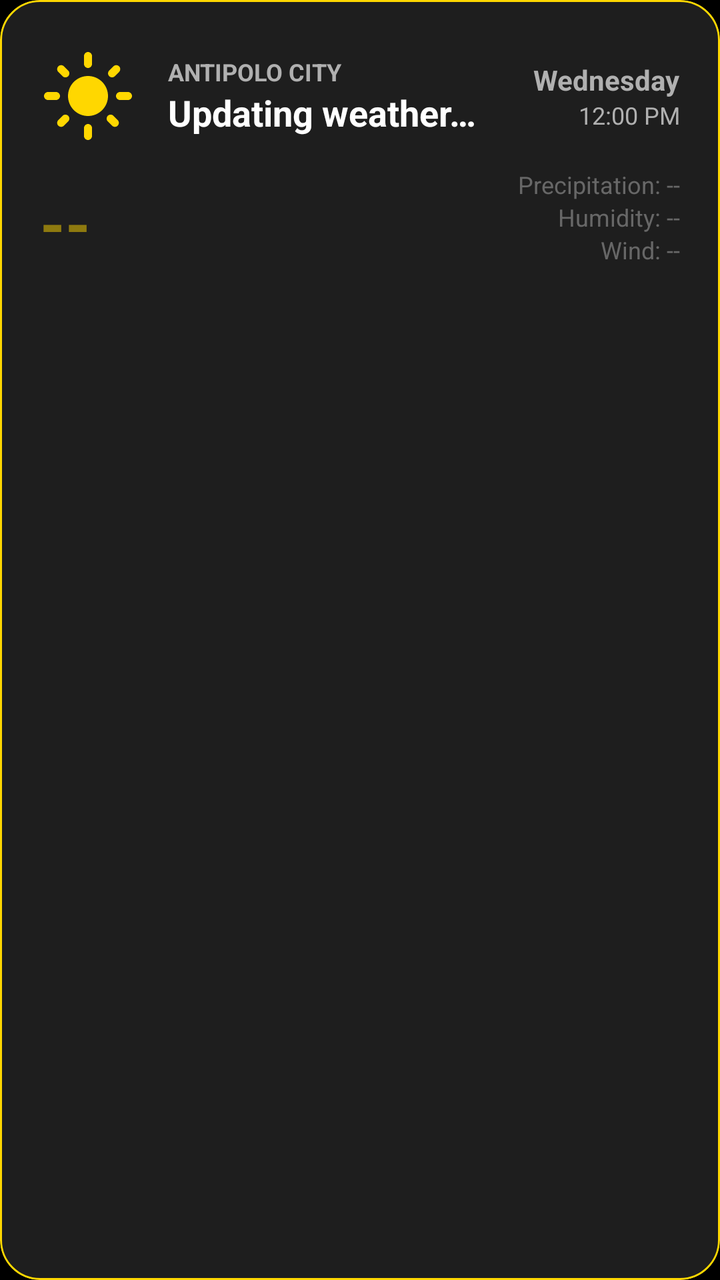
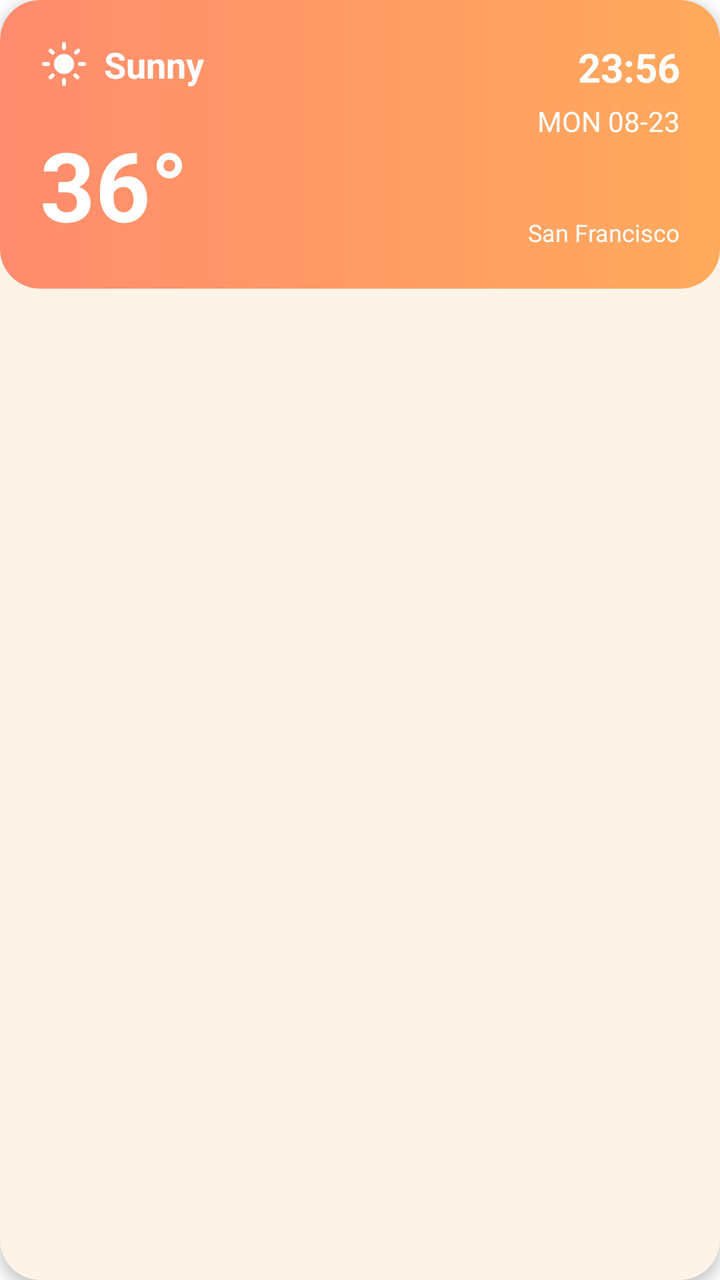

The first picture is an Android layout as it rendered before a commit; the second is the same layout after the commit. The layout source and the unified diff follow.
<!-- AndroidManifest.xml: application theme Theme.Resilio -->
<!-- res/layout/include_card_weather.xml -->
<?xml version="1.0" encoding="utf-8"?>
<com.google.android.material.card.MaterialCardView xmlns:android="http://schemas.android.com/apk/res/android"
    xmlns:app="http://schemas.android.com/apk/res-auto"
    android:id="@+id/card_weather"
    android:layout_width="match_parent"
    android:layout_height="wrap_content"
    app:cardCornerRadius="20dp"
    app:cardBackgroundColor="@color/surface_dark"
    app:strokeColor="@color/gold_accent"
    app:strokeWidth="1dp">

    <LinearLayout
        android:layout_width="match_parent"
        android:layout_height="wrap_content"
        android:orientation="vertical">

        
        <com.google.android.material.progressindicator.LinearProgressIndicator
            android:id="@+id/weather_loading_progress"
            android:layout_width="match_parent"
            android:layout_height="wrap_content"
            android:indeterminate="true"
            app:indicatorColor="@color/gold_accent"
            app:trackColor="@android:color/transparent"
            android:visibility="visible"/>

        <LinearLayout
            android:layout_width="match_parent"
            android:layout_height="wrap_content"
            android:orientation="vertical"
            android:padding="20dp">

            <LinearLayout
                android:layout_width="match_parent"
                android:layout_height="wrap_content"
                android:orientation="horizontal"
                android:gravity="center_vertical"
                android:layout_marginBottom="12dp">

                <ImageView
                    android:id="@+id/iv_weather_icon"
                    android:layout_width="48dp"
                    android:layout_height="48dp"
                    android:src="@drawable/ic_sun"
                    app:tint="@color/gold_accent"
                    android:layout_marginEnd="16dp"/>

                <LinearLayout
                    android:layout_width="0dp"
                    android:layout_height="wrap_content"
                    android:layout_weight="1"
                    android:orientation="vertical">

                    <TextView
                        android:id="@+id/tv_weather_location"
                        android:layout_width="wrap_content"
                        android:layout_height="wrap_content"
                        android:text="@string/weather_antipolo"
                        android:textColor="@color/text_secondary"
                        android:textSize="12sp"
                        android:textAllCaps="true"
                        android:textStyle="bold"/>

                    <TextView
                        android:id="@+id/tv_weather_condition"
                        android:layout_width="wrap_content"
                        android:layout_height="wrap_content"
                        android:text="@string/weather_loading"
                        android:textColor="@color/white"
                        android:textSize="18sp"
                        android:textStyle="bold"/>
                </LinearLayout>

                <LinearLayout
                    android:layout_width="wrap_content"
                    android:layout_height="wrap_content"
                    android:orientation="vertical"
                    android:gravity="end">

                    <TextView
                        android:id="@+id/tv_weather_day"
                        android:layout_width="wrap_content"
                        android:layout_height="wrap_content"
                        android:text="@string/weather_day_placeholder"
                        android:textColor="@color/text_secondary"
                        android:textSize="14sp"
                        android:textStyle="bold" />

                    <TextView
                        android:id="@+id/tv_weather_time"
                        android:layout_width="wrap_content"
                        android:layout_height="wrap_content"
                        android:text="@string/weather_time_placeholder"
                        android:textColor="@color/text_secondary"
                        android:textSize="12sp" />
                </LinearLayout>
            </LinearLayout>

            <LinearLayout
                android:id="@+id/layout_weather_data"
                android:layout_width="match_parent"
                android:layout_height="wrap_content"
                android:orientation="horizontal"
                android:gravity="bottom"
                android:alpha="0.5">

                <TextView
                    android:id="@+id/tv_weather_temp"
                    android:layout_width="0dp"
                    android:layout_height="wrap_content"
                    android:layout_weight="1"
                    android:text="@string/temp_placeholder"
                    android:textColor="@color/gold_accent"
                    android:textSize="32sp"
                    android:textStyle="bold"/>

                <LinearLayout
                    android:layout_width="wrap_content"
                    android:layout_height="wrap_content"
                    android:orientation="vertical"
                    android:gravity="end">

                    <TextView
                        android:id="@+id/tv_weather_precip"
                        android:layout_width="wrap_content"
                        android:layout_height="wrap_content"
                        android:text="@string/precip_placeholder"
                        android:textColor="@color/text_secondary"
                        android:textSize="12sp" />

                    <TextView
                        android:id="@+id/tv_weather_humidity"
                        android:layout_width="wrap_content"
                        android:layout_height="wrap_content"
                        android:text="@string/humidity_placeholder"
                        android:textColor="@color/text_secondary"
                        android:textSize="12sp" />

                    <TextView
                        android:id="@+id/tv_weather_wind"
                        android:layout_width="wrap_content"
                        android:layout_height="wrap_content"
                        android:text="@string/wind_placeholder"
                        android:textColor="@color/text_secondary"
                        android:textSize="12sp" />
                </LinearLayout>
            </LinearLayout>

            
            <LinearLayout
                android:id="@+id/layout_weather_advisory"
                android:layout_width="match_parent"
                android:layout_height="wrap_content"
                android:layout_marginTop="16dp"
                android:background="#44FF5252"
                android:padding="12dp"
                android:visibility="gone"
                android:orientation="horizontal"
                android:gravity="center_vertical">

                <ImageView
                    android:layout_width="20dp"
                    android:layout_height="20dp"
                    android:src="@drawable/ic_alerts"
                    app:tint="#FF5252"
                    android:layout_marginEnd="8dp"/>

                <TextView
                    android:id="@+id/tv_weather_advisory"
                    android:layout_width="0dp"
                    android:layout_height="wrap_content"
                    android:layout_weight="1"
                    android:text="@string/weather_loading"
                    android:textColor="#FFCDD2"
                    android:textStyle="bold"
                    android:textSize="13sp"/>
            </LinearLayout>
        </LinearLayout>
    </LinearLayout>
</com.google.android.material.card.MaterialCardView>
<!-- resources referenced by this layout -->
<resources>
  <color name="gold_accent">#FFD700</color>
  <color name="surface_dark">#1E1E1E</color>
  <color name="text_secondary">#B0B0B0</color>
  <color name="white">#FFFFFFFF</color>
  <!-- drawable ic_alerts (drawable) -->
  <vector xmlns:android="http://schemas.android.com/apk/res/android"
      android:width="24dp"
      android:height="24dp"
      android:viewportWidth="24"
      android:viewportHeight="24">
    <path
        android:fillColor="#FF000000"
        android:pathData="M12,22c1.1,0 2,-0.9 2,-2h-4c0,1.1 0.89,2 2,2zM18,16v-5c0,-3.07 -1.64,-5.64 -4.5,-6.32V4c0,-0.83 -0.67,-1.5 -1.5,-1.5s-1.5,0.67 -1.5,1.5v0.68C7.63,5.36 6,7.92 6,11v5l-2,2v1h16v-1l-2,-2z"/>
  </vector>
  <!-- drawable ic_sun (drawable) -->
  <vector xmlns:android="http://schemas.android.com/apk/res/android"
      android:width="24dp"
      android:height="24dp"
      android:viewportWidth="24"
      android:viewportHeight="24">
      <path
          android:fillColor="@android:color/white"
          android:pathData="M12,7c-2.76,0 -5,2.24 -5,5s2.24,5 5,5s5,-2.24 5,-5S14.76,7 12,7zM2,13h2c0.55,0 1,-0.45 1,-1s-0.45,-1 -1,-1L2,11c-0.55,0 -1,0.45 -1,1S1.45,13 2,13zM20,13h2c0.55,0 1,-0.45 1,-1s-0.45,-1 -1,-1h-2c-0.55,0 -1,0.45 -1,1S19.45,13 20,13zM11,2v2c0,0.55 0.45,1 1,1s1,-0.45 1,-1L13,2c0,-0.55 -0.45,-1 -1,-1S11,1.45 11,2zM11,20v2c0,0.55 0.45,1 1,1s1,-0.45 1,-1v-2c0,-0.55 -0.45,-1 -1,-1S11,19.45 11,20zM5.99,4.58c-0.39,-0.39 -1.03,-0.39 -1.41,0s-0.39,1.03 0,1.41l1.06,1.06c0.39,0.39 1.03,0.39 1.41,0s0.39,-1.03 0,-1.41L5.99,4.58zM18.36,16.95c-0.39,-0.39 -1.03,-0.39 -1.41,0s-0.39,1.03 0,1.41l1.06,1.06c0.39,0.39 1.03,0.39 1.41,0s0.39,-1.03 0,-1.41l-1.06,-1.06zM18.36,4.58l-1.06,1.06c-0.39,0.39 -0.39,1.03 0,1.41s1.03,0.39 1.41,0l1.06,-1.06c0.39,-0.39 0.39,-1.03 0,-1.41S18.75,4.19 18.36,4.58zM5.64,16.95l-1.06,1.06c-0.39,0.39 -0.39,1.03 0,1.41s1.03,0.39 1.41,0l1.06,-1.06c0.39,-0.39 0.39,-1.03 0,-1.41S6.03,16.56 5.64,16.95z" />
  </vector>
  <string name="humidity_placeholder">Humidity: --</string>
  <string name="precip_placeholder">Precipitation: --</string>
  <string name="temp_placeholder">--</string>
  <string name="weather_antipolo">Antipolo City</string>
  <string name="weather_day_placeholder">Wednesday</string>
  <string name="weather_loading">Updating weather…</string>
  <string name="weather_time_placeholder">12:00 PM</string>
  <string name="wind_placeholder">Wind: --</string>
  <style name="Theme.Resilio" parent="Base.Theme.Resilio" />
  <style name="Base.Theme.Resilio" parent="Theme.Material3.Dark.NoActionBar">
          
          <item name="colorPrimary">@color/gold_accent</item>
          <item name="colorOnPrimary">@color/background_dark</item>
          <item name="colorSecondary">@color/secondary_blue</item>
          <item name="colorOnSecondary">@color/white</item>
          <item name="colorTertiary">@color/primary_green</item>
          <item name="android:windowBackground">@color/background_dark</item>
          <item name="android:textColorPrimary">@color/text_primary</item>
          <item name="android:textColorSecondary">@color/text_secondary</item>
      </style>
  <color name="background_dark">#000000</color>
  <color name="secondary_blue">#2196F3</color>
  <color name="primary_green">#4CAF50</color>
  <color name="text_primary">#FFFFFF</color>
</resources>

<!-- the commit's change to res/layout/include_card_weather.xml (unified diff, before → after) -->
@@ -1,18 +1,20 @@
 <?xml version="1.0" encoding="utf-8"?>
 <com.google.android.material.card.MaterialCardView xmlns:android="http://schemas.android.com/apk/res/android"
     xmlns:app="http://schemas.android.com/apk/res-auto"
+    xmlns:tools="http://schemas.android.com/tools"
     android:id="@+id/card_weather"
     android:layout_width="match_parent"
     android:layout_height="wrap_content"
     app:cardCornerRadius="20dp"
-    app:cardBackgroundColor="@color/surface_dark"
-    app:strokeColor="@color/gold_accent"
-    app:strokeWidth="1dp">
+    app:cardElevation="4dp"
+    app:strokeWidth="0dp">
 
-    <LinearLayout
+    <androidx.constraintlayout.widget.ConstraintLayout
+        android:id="@+id/layout_weather_container"
         android:layout_width="match_parent"
         android:layout_height="wrap_content"
-        android:orientation="vertical">
+        android:background="@drawable/bg_weather_sunny"
+        android:padding="20dp">
 
         
         <com.google.android.material.progressindicator.LinearProgressIndicator
@@ -20,161 +22,135 @@
             android:layout_width="match_parent"
             android:layout_height="wrap_content"
             android:indeterminate="true"
-            app:indicatorColor="@color/gold_accent"
+            app:indicatorColor="@color/white"
+            app:layout_constraintTop_toTopOf="parent"
             app:trackColor="@android:color/transparent"
-            android:visibility="visible"/>
+            android:visibility="gone"/>
+
+        
+        <ImageView
+            android:id="@+id/iv_weather_icon"
+            android:layout_width="24dp"
+            android:layout_height="24dp"
+            android:src="@drawable/ic_sun"
+            android:contentDescription="@null"
+            app:layout_constraintStart_toStartOf="parent"
+            app:layout_constraintTop_toTopOf="parent"
+            app:tint="@color/white" />
+
+        <TextView
+            android:id="@+id/tv_weather_condition"
+            android:layout_width="wrap_content"
+            android:layout_height="wrap_content"
+            android:layout_marginStart="8dp"
+            android:text="Sunny"
+            android:textColor="@color/white"
+            android:textSize="18sp"
+            android:textStyle="bold"
+            app:layout_constraintBottom_toBottomOf="@+id/iv_weather_icon"
+            app:layout_constraintStart_toEndOf="@+id/iv_weather_icon"
+            app:layout_constraintTop_toTopOf="@+id/iv_weather_icon" />
+
+        
+        <TextView
+            android:id="@+id/tv_weather_temp"
+            android:layout_width="wrap_content"
+            android:layout_height="wrap_content"
+            android:layout_marginTop="16dp"
+            android:text="36°"
+            android:textColor="@color/white"
+            android:textSize="48sp"
+            android:textStyle="bold"
+            app:layout_constraintStart_toStartOf="parent"
+            app:layout_constraintTop_toBottomOf="@+id/iv_weather_icon" />
+
+        
+        <TextView
+            android:id="@+id/tv_weather_time"
+            android:layout_width="wrap_content"
+            android:layout_height="wrap_content"
+            android:text="23:56"
+            android:textColor="@color/white"
+            android:textSize="20sp"
+            android:textStyle="bold"
+            app:layout_constraintEnd_toEndOf="parent"
+            app:layout_constraintTop_toTopOf="parent" />
+
+        
+        <TextView
+            android:id="@+id/tv_weather_day"
+            android:layout_width="wrap_content"
+            android:layout_height="wrap_content"
+            android:layout_marginTop="4dp"
+            android:text="MON 08-23"
+            android:textColor="@color/white"
+            android:textSize="14sp"
+            app:layout_constraintEnd_toEndOf="parent"
+            app:layout_constraintTop_toBottomOf="@+id/tv_weather_time" />
+
+        
+        <TextView
+            android:id="@+id/tv_weather_location"
+            android:layout_width="wrap_content"
+            android:layout_height="wrap_content"
+            android:text="San Francisco"
+            android:textColor="@color/white"
+            android:textSize="12sp"
+            app:layout_constraintBottom_toBottomOf="@+id/tv_weather_temp"
+            app:layout_constraintEnd_toEndOf="parent" />
+
+        
+        <View
+            android:id="@+id/layout_weather_data"
+            android:layout_width="0dp"
+            android:layout_height="0dp"
+            android:visibility="gone"
+            app:layout_constraintStart_toStartOf="parent"
+            app:layout_constraintTop_toTopOf="parent" />
+
+        <TextView
+            android:id="@+id/tv_weather_precip"
+            android:layout_width="0dp"
+            android:layout_height="0dp"
+            android:visibility="gone"
+            app:layout_constraintStart_toStartOf="parent"
+            app:layout_constraintTop_toTopOf="parent" />
+
+        <TextView
+            android:id="@+id/tv_weather_humidity"
+            android:layout_width="0dp"
+            android:layout_height="0dp"
+            android:visibility="gone"
+            app:layout_constraintStart_toStartOf="parent"
+            app:layout_constraintTop_toTopOf="parent" />
+
+        <TextView
+            android:id="@+id/tv_weather_wind"
+            android:layout_width="0dp"
+            android:layout_height="0dp"
+            android:visibility="gone"
+            app:layout_constraintStart_toStartOf="parent"
+            app:layout_constraintTop_toTopOf="parent" />
 
         <LinearLayout
+            android:id="@+id/layout_weather_advisory"
             android:layout_width="match_parent"
             android:layout_height="wrap_content"
-            android:orientation="vertical"
-            android:padding="20dp">
+            android:layout_marginTop="8dp"
+            android:background="#44000000"
+            android:padding="8dp"
+            android:visibility="gone"
+            android:orientation="horizontal"
+            android:gravity="center_vertical"
+            app:layout_constraintTop_toBottomOf="@+id/tv_weather_temp">
+            <TextView
+                android:id="@+id/tv_weather_advisory"
+                android:layout_width="wrap_content"
+                android:layout_height="wrap_content"
+                android:textColor="@color/white"
+                android:textSize="12sp"
+                android:textStyle="bold"/>
+        </LinearLayout>
 
-            <LinearLayout
-                android:layout_width="match_parent"
-                android:layout_height="wrap_content"
-                android:orientation="horizontal"
-                android:gravity="center_vertical"
-                android:layout_marginBottom="12dp">
-
-                <ImageView
-                    android:id="@+id/iv_weather_icon"
-                    android:layout_width="48dp"
-                    android:layout_height="48dp"
-                    android:src="@drawable/ic_sun"
-                    app:tint="@color/gold_accent"
-                    android:layout_marginEnd="16dp"/>
-
-                <LinearLayout
-                    android:layout_width="0dp"
-                    android:layout_height="wrap_content"
-                    android:layout_weight="1"
-                    android:orientation="vertical">
-
-                    <TextView
-                        android:id="@+id/tv_weather_location"
-                        android:layout_width="wrap_content"
-                        android:layout_height="wrap_content"
-                        android:text="@string/weather_antipolo"
-                        android:textColor="@color/text_secondary"
-                        android:textSize="12sp"
-                        android:textAllCaps="true"
-                        android:textStyle="bold"/>
-
-                    <TextView
-                        android:id="@+id/tv_weather_condition"
-                        android:layout_width="wrap_content"
-                        android:layout_height="wrap_content"
-                        android:text="@string/weather_loading"
-                        android:textColor="@color/white"
-                        android:textSize="18sp"
-                        android:textStyle="bold"/>
-                </LinearLayout>
-
-                <LinearLayout
-                    android:layout_width="wrap_content"
-                    android:layout_height="wrap_content"
-                    android:orientation="vertical"
-                    android:gravity="end">
-
-                    <TextView
-                        android:id="@+id/tv_weather_day"
-                        android:layout_width="wrap_content"
-                        android:layout_height="wrap_content"
-                        android:text="@string/weather_day_placeholder"
-                        android:textColor="@color/text_secondary"
-                        android:textSize="14sp"
-                        android:textStyle="bold" />
-
-                    <TextView
-                        android:id="@+id/tv_weather_time"
-                        android:layout_width="wrap_content"
-                        android:layout_height="wrap_content"
-                        android:text="@string/weather_time_placeholder"
-                        android:textColor="@color/text_secondary"
-                        android:textSize="12sp" />
-                </LinearLayout>
-            </LinearLayout>
-
-            <LinearLayout
-                android:id="@+id/layout_weather_data"
-                android:layout_width="match_parent"
-                android:layout_height="wrap_content"
-                android:orientation="horizontal"
-                android:gravity="bottom"
-                android:alpha="0.5">
-
-                <TextView
-                    android:id="@+id/tv_weather_temp"
-                    android:layout_width="0dp"
-                    android:layout_height="wrap_content"
-                    android:layout_weight="1"
-                    android:text="@string/temp_placeholder"
-                    android:textColor="@color/gold_accent"
-                    android:textSize="32sp"
-                    android:textStyle="bold"/>
-
-                <LinearLayout
-                    android:layout_width="wrap_content"
-                    android:layout_height="wrap_content"
-                    android:orientation="vertical"
-                    android:gravity="end">
-
-                    <TextView
-                        android:id="@+id/tv_weather_precip"
-                        android:layout_width="wrap_content"
-                        android:layout_height="wrap_content"
-                        android:text="@string/precip_placeholder"
-                        android:textColor="@color/text_secondary"
-                        android:textSize="12sp" />
-
-                    <TextView
-                        android:id="@+id/tv_weather_humidity"
-                        android:layout_width="wrap_content"
-                        android:layout_height="wrap_content"
-                        android:text="@string/humidity_placeholder"
-                        android:textColor="@color/text_secondary"
-                        android:textSize="12sp" />
-
-                    <TextView
-                        android:id="@+id/tv_weather_wind"
-                        android:layout_width="wrap_content"
-                        android:layout_height="wrap_content"
-                        android:text="@string/wind_placeholder"
-                        android:textColor="@color/text_secondary"
-                        android:textSize="12sp" />
-                </LinearLayout>
-            </LinearLayout>
-
-            
-            <LinearLayout
-                android:id="@+id/layout_weather_advisory"
-                android:layout_width="match_parent"
-                android:layout_height="wrap_content"
-                android:layout_marginTop="16dp"
-                android:background="#44FF5252"
-                android:padding="12dp"
-                android:visibility="gone"
-                android:orientation="horizontal"
-                android:gravity="center_vertical">
-
-                <ImageView
-                    android:layout_width="20dp"
-                    android:layout_height="20dp"
-                    android:src="@drawable/ic_alerts"
-                    app:tint="#FF5252"
-                    android:layout_marginEnd="8dp"/>
-
-                <TextView
-                    android:id="@+id/tv_weather_advisory"
-                    android:layout_width="0dp"
-                    android:layout_height="wrap_content"
-                    android:layout_weight="1"
-                    android:text="@string/weather_loading"
-                    android:textColor="#FFCDD2"
-                    android:textStyle="bold"
-                    android:textSize="13sp"/>
-            </LinearLayout>
-        </LinearLayout>
-    </LinearLayout>
+    </androidx.constraintlayout.widget.ConstraintLayout>
 </com.google.android.material.card.MaterialCardView>
<!-- resource entries referenced after the edit -->
@@ -1,19 +1,19 @@
 <!-- resources referenced by this layout -->
 <resources>
   <color name="gold_accent">#FFD700</color>
-  <color name="surface_dark">#1E1E1E</color>
-  <color name="text_secondary">#B0B0B0</color>
+  <color name="black">#FF000000</color>
+  <color name="text_secondary">#757575</color>
   <color name="white">#FFFFFFFF</color>
-  <!-- drawable ic_alerts (drawable) -->
-  <vector xmlns:android="http://schemas.android.com/apk/res/android"
-      android:width="24dp"
-      android:height="24dp"
-      android:viewportWidth="24"
-      android:viewportHeight="24">
-    <path
-        android:fillColor="#FF000000"
-        android:pathData="M12,22c1.1,0 2,-0.9 2,-2h-4c0,1.1 0.89,2 2,2zM18,16v-5c0,-3.07 -1.64,-5.64 -4.5,-6.32V4c0,-0.83 -0.67,-1.5 -1.5,-1.5s-1.5,0.67 -1.5,1.5v0.68C7.63,5.36 6,7.92 6,11v5l-2,2v1h16v-1l-2,-2z"/>
-  </vector>
+  <!-- drawable bg_weather_sunny (drawable) -->
+  <?xml version="1.0" encoding="utf-8"?>
+  <shape xmlns:android="http://schemas.android.com/apk/res/android">
+      <gradient
+          android:angle="0"
+          android:endColor="@color/weather_sunny_end"
+          android:startColor="@color/weather_sunny_start"
+          android:type="linear" />
+      <corners android:radius="20dp" />
+  </shape>
   <!-- drawable ic_sun (drawable) -->
   <vector xmlns:android="http://schemas.android.com/apk/res/android"
       android:width="24dp"
@@ -24,29 +24,23 @@
           android:fillColor="@android:color/white"
           android:pathData="M12,7c-2.76,0 -5,2.24 -5,5s2.24,5 5,5s5,-2.24 5,-5S14.76,7 12,7zM2,13h2c0.55,0 1,-0.45 1,-1s-0.45,-1 -1,-1L2,11c-0.55,0 -1,0.45 -1,1S1.45,13 2,13zM20,13h2c0.55,0 1,-0.45 1,-1s-0.45,-1 -1,-1h-2c-0.55,0 -1,0.45 -1,1S19.45,13 20,13zM11,2v2c0,0.55 0.45,1 1,1s1,-0.45 1,-1L13,2c0,-0.55 -0.45,-1 -1,-1S11,1.45 11,2zM11,20v2c0,0.55 0.45,1 1,1s1,-0.45 1,-1v-2c0,-0.55 -0.45,-1 -1,-1S11,19.45 11,20zM5.99,4.58c-0.39,-0.39 -1.03,-0.39 -1.41,0s-0.39,1.03 0,1.41l1.06,1.06c0.39,0.39 1.03,0.39 1.41,0s0.39,-1.03 0,-1.41L5.99,4.58zM18.36,16.95c-0.39,-0.39 -1.03,-0.39 -1.41,0s-0.39,1.03 0,1.41l1.06,1.06c0.39,0.39 1.03,0.39 1.41,0s0.39,-1.03 0,-1.41l-1.06,-1.06zM18.36,4.58l-1.06,1.06c-0.39,0.39 -0.39,1.03 0,1.41s1.03,0.39 1.41,0l1.06,-1.06c0.39,-0.39 0.39,-1.03 0,-1.41S18.75,4.19 18.36,4.58zM5.64,16.95l-1.06,1.06c-0.39,0.39 -0.39,1.03 0,1.41s1.03,0.39 1.41,0l1.06,-1.06c0.39,-0.39 0.39,-1.03 0,-1.41S6.03,16.56 5.64,16.95z" />
   </vector>
-  <string name="humidity_placeholder">Humidity: --</string>
-  <string name="precip_placeholder">Precipitation: --</string>
-  <string name="temp_placeholder">--</string>
-  <string name="weather_antipolo">Antipolo City</string>
-  <string name="weather_day_placeholder">Wednesday</string>
-  <string name="weather_loading">Updating weather…</string>
-  <string name="weather_time_placeholder">12:00 PM</string>
-  <string name="wind_placeholder">Wind: --</string>
   <style name="Theme.Resilio" parent="Base.Theme.Resilio" />
-  <style name="Base.Theme.Resilio" parent="Theme.Material3.Dark.NoActionBar">
+  <color name="weather_sunny_end">#FFAA5C</color>
+  <color name="weather_sunny_start">#FF8C6E</color>
+  <style name="Base.Theme.Resilio" parent="Theme.Material3.DayNight.NoActionBar">
           
           <item name="colorPrimary">@color/gold_accent</item>
-          <item name="colorOnPrimary">@color/background_dark</item>
+          <item name="colorOnPrimary">@color/black</item>
           <item name="colorSecondary">@color/secondary_blue</item>
           <item name="colorOnSecondary">@color/white</item>
           <item name="colorTertiary">@color/primary_green</item>
-          <item name="android:windowBackground">@color/background_dark</item>
+          <item name="android:windowBackground">@color/background</item>
           <item name="android:textColorPrimary">@color/text_primary</item>
           <item name="android:textColorSecondary">@color/text_secondary</item>
       </style>
-  <color name="background_dark">#000000</color>
   <color name="secondary_blue">#2196F3</color>
   <color name="primary_green">#4CAF50</color>
-  <color name="text_primary">#FFFFFF</color>
+  <color name="background">#FFFFFF</color>
+  <color name="text_primary">#212121</color>
 </resources>
 
